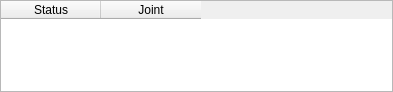
Above: vigir_ocs_log_sbar/src/miniJoint.ui from team-vigir/vigir_ocs_common before the change. Below: the same form after it.
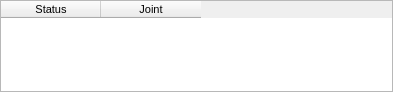
That is the form after the change.

```diff
--- a/vigir_ocs_log_sbar/src/miniJoint.ui
+++ b/vigir_ocs_log_sbar/src/miniJoint.ui
@@ -28,6 +28,11 @@
     <height>200</height>
    </size>
   </property>
+  <property name="font">
+   <font>
+    <pointsize>8</pointsize>
+   </font>
+  </property>
   <property name="windowTitle">
    <string>LogSbar</string>
   </property>
@@ -65,6 +70,14 @@
         <verstretch>0</verstretch>
        </sizepolicy>
       </property>
+      <property name="font">
+       <font>
+        <pointsize>8</pointsize>
+        <weight>50</weight>
+        <italic>false</italic>
+        <bold>false</bold>
+       </font>
+      </property>
       <property name="rowCount">
        <number>0</number>
       </property>
```
